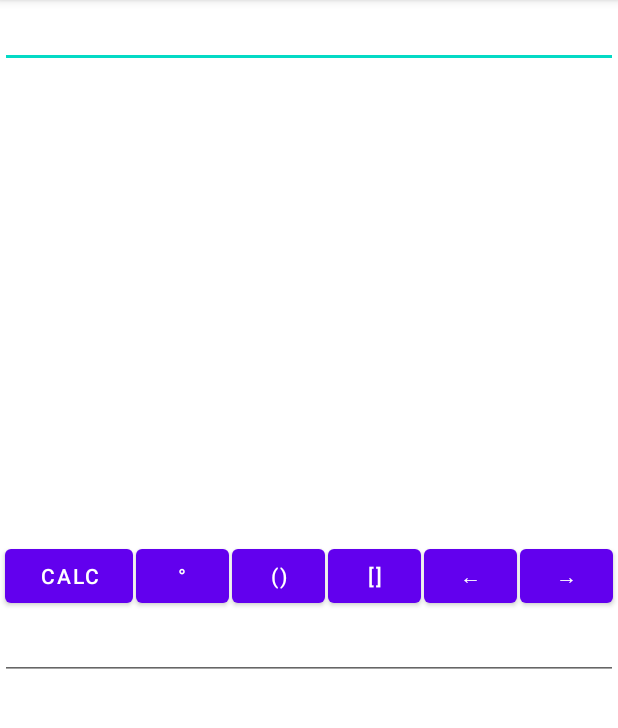
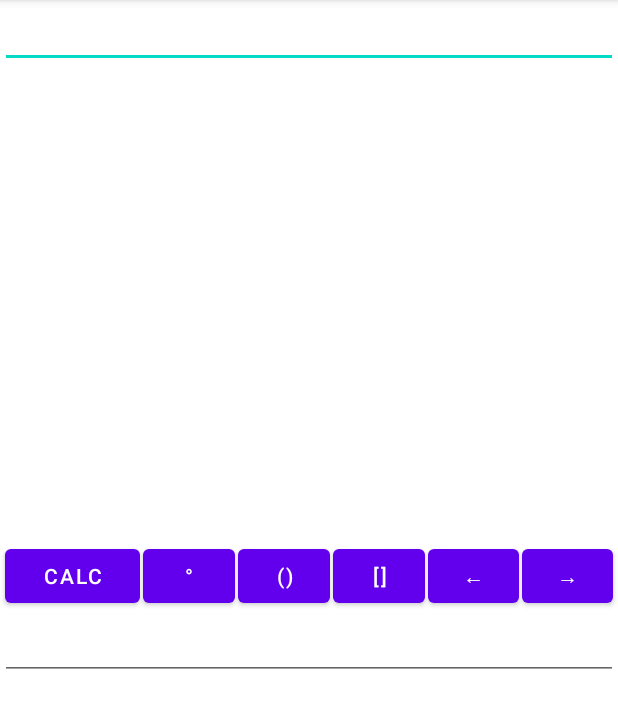
Before and after one commit to pointfrip/calculator, an Android app: the screen it shows after launch (MainActivity), on a phone screen of 412 x 824 dp, the part 84-812 px from its top. Run offline under Robolectric (Android 15) with nearby library versions, the phone set to English and light mode, and no system bars.

Commit message:
Add files via upload

```diff
--- a/src/main/res/layout/activity_main.xml
+++ b/src/main/res/layout/activity_main.xml
@@ -39,7 +39,7 @@ tools:context=".MainActivity">
 
         <Button
             android:id="@+id/button"
-            android:layout_width="85dp"
+            android:layout_width="90dp"
             android:layout_height="wrap_content"
             android:layout_marginLeft="3dp"
             android:text="CALC"
--- a/src/main/res/menu/pf_menu.xml
+++ b/src/main/res/menu/pf_menu.xml
@@ -10,4 +10,12 @@
         android:title="@string/result"
         app:showAsAction="never"/>
 
+    <item android:id="@+id/load"
+        android:title="@string/load"
+        app:showAsAction="never"/>
+
+    <item android:id="@+id/copy"
+        android:title="@string/copy"
+        app:showAsAction="never"/>
+
 </menu>
--- a/src/main/res/values/strings.xml
+++ b/src/main/res/values/strings.xml
@@ -1,5 +1,7 @@
 <resources>
     <string name="app_name">Pointfrip</string>
-    <string name="clear">clear</string>
-    <string name="result">▲result</string>
+    <string name="clear">Clear</string>
+    <string name="result">△ Result</string>
+    <string name="load">Load External</string>
+    <string name="copy">Copy Input</string>
 </resources>
```
Also changed, not shown: src/main/java/org/hcmeynert/pointfrip/Main.kt (+41 -1 lines), src/main/java/org/hcmeynert/pointfrip/MainActivity.kt (+69 -5 lines).
